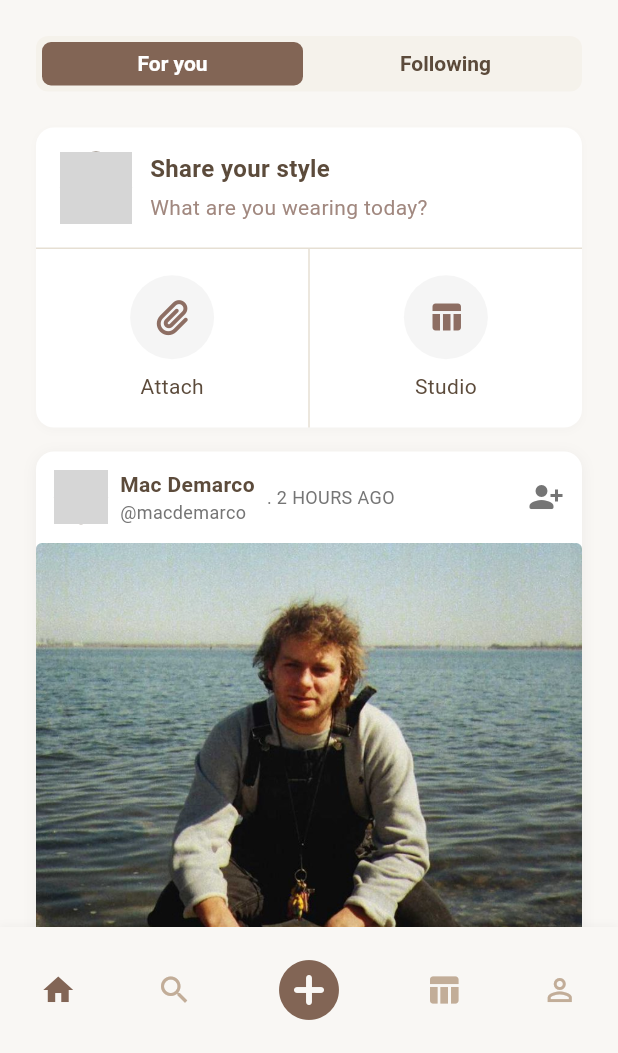
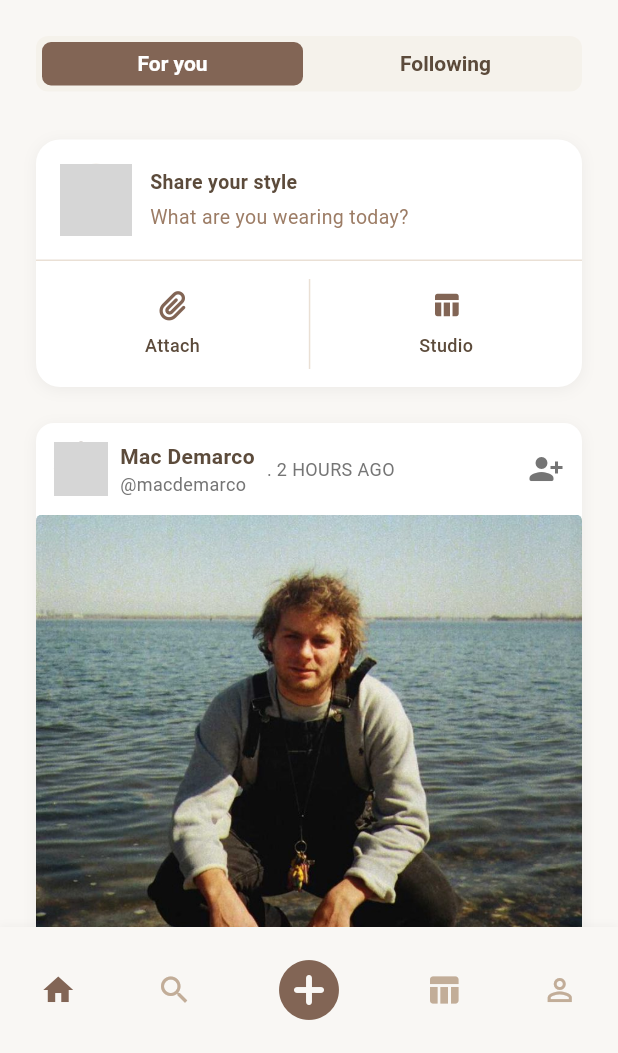
Before and after one commit to yousseftawakal/ubior-app, a Flutter app: the screen it shows after launch, on a phone screen of 412 x 824 dp, the part 183-1236 px from its top. Run offline on Flutter 3.47's test engine with Material 3 defaults, Android fonts, the phone set to English and light mode, and no system bars; our stand-ins replace font_awesome_flutter; network calls fail; grey boxes are pictures that could not be loaded.

Commit message:
i guess i finished this widget

```diff
--- a/lib/widgets/feed/create_post_card.dart
+++ b/lib/widgets/feed/create_post_card.dart
@@ -12,14 +12,14 @@ class CreatePostCard extends StatelessWidget {
   Widget build(BuildContext context) {
     return Container(
       width: double.infinity,
-      height: 200,
+      margin: const EdgeInsets.symmetric(vertical: 8),
       decoration: BoxDecoration(
         color: Colors.white,
-        borderRadius: BorderRadius.circular(12),
+        borderRadius: BorderRadius.circular(16),
         boxShadow: [
           BoxShadow(
-            color: Colors.black.withAlpha(5),
-            blurRadius: 4,
+            color: Color.fromRGBO(0, 0, 0, 0.05),
+            blurRadius: 8,
             offset: const Offset(0, 2),
           ),
         ],
@@ -31,23 +31,30 @@ class CreatePostCard extends StatelessWidget {
           Padding(
             padding: const EdgeInsets.all(16),
             child: Row(
-              crossAxisAlignment: CrossAxisAlignment.start,
+              crossAxisAlignment: CrossAxisAlignment.center,
               children: [
+                // User avatar
                 CircleAvatar(
                   radius: 24,
+                  backgroundColor: AppTheme.secondaryColor,
                   backgroundImage:
                       user.profileImageUrl != null
-                          ? NetworkImage(user.profileImageUrl!)
+                          ? AssetImage(user.profileImageUrl!)
                           : null,
                   child:
                       user.profileImageUrl == null
                           ? Text(
                             user.displayName[0],
-                            style: const TextStyle(fontSize: 20),
+                            style: const TextStyle(
+                              fontSize: 20,
+                              color: AppTheme.primaryColor,
+                              fontWeight: FontWeight.bold,
+                            ),
                           )
                           : null,
                 ),
                 const SizedBox(width: 12),
+                // Text prompt
                 Expanded(
                   child: Column(
                     crossAxisAlignment: CrossAxisAlignment.start,
@@ -56,7 +63,7 @@ class CreatePostCard extends StatelessWidget {
                         'Share your style',
                         style: TextStyle(
                           fontWeight: FontWeight.w600,
-                          fontSize: 16,
+                          fontSize: 13,
                           color: AppTheme.textPrimaryColor,
                         ),
                       ),
@@ -64,8 +71,8 @@ class CreatePostCard extends StatelessWidget {
                       Text(
                         'What are you wearing today?',
                         style: TextStyle(
-                          color: Colors.brown[300],
-                          fontSize: 14,
+                          color: AppTheme.textSecondaryColor,
+                          fontSize: 13,
                         ),
                       ),
                     ],
@@ -76,41 +83,36 @@ class CreatePostCard extends StatelessWidget {
           ),
 
           // Divider
-          Divider(height: 1, thickness: 1, color: Color(0xFFE6DFD3)),
+          Divider(height: 1, thickness: 1, color: AppTheme.dividerColor),
 
-          // Bottom section with buttons and vertical divider - simplified approach
-          Expanded(
+          // Bottom section with buttons
+          Container(
+            height: 84,
+            padding: const EdgeInsets.symmetric(vertical: 12),
             child: Row(
+              mainAxisAlignment: MainAxisAlignment.spaceEvenly,
               children: [
                 // Left button (Attach)
-                Expanded(
-                  child: Center(
-                    child: _buildCircularButton(
+                _buildActionButton(
                   context,
                   label: 'Attach',
                   icon: FontAwesomeIcons.paperclip,
-                      onTap: () {},
-                    ),
-                  ),
+                  onTap: () {
+                    // Handle attach action
+                  },
                 ),
 
                 // Vertical divider
-                Container(
-                  height: double.infinity,
-                  width: 1,
-                  color: Color(0xFFE6DFD3),
-                ),
+                Container(height: 90, width: 1, color: AppTheme.dividerColor),
 
                 // Right button (Studio)
-                Expanded(
-                  child: Center(
-                    child: _buildCircularButton(
+                _buildActionButton(
                   context,
                   icon: Icons.table_chart_rounded,
                   label: 'Studio',
-                      onTap: () {},
-                    ),
-                  ),
+                  onTap: () {
+                    // Handle studio action
+                  },
                 ),
               ],
             ),
@@ -120,34 +122,33 @@ class CreatePostCard extends StatelessWidget {
     );
   }
 
-  Widget _buildCircularButton(
+  Widget _buildActionButton(
     BuildContext context, {
     required IconData icon,
     required String label,
     required VoidCallback onTap,
   }) {
-    return Column(
+    return InkWell(
+      onTap: onTap,
+      borderRadius: BorderRadius.circular(8),
+      child: Padding(
+        padding: const EdgeInsets.symmetric(horizontal: 24, vertical: 4),
+        child: Column(
           mainAxisSize: MainAxisSize.min,
           children: [
-        InkWell(
-          onTap: onTap,
-          borderRadius: BorderRadius.circular(30),
-          child: Container(
-            width: 56,
-            height: 56,
-            decoration: BoxDecoration(
-              color: Colors.grey[100],
-              shape: BoxShape.circle,
-            ),
-            child: Icon(icon, color: Colors.brown[400], size: 24),
-          ),
-        ),
+            Icon(icon, color: AppTheme.primaryColor, size: 20),
             const SizedBox(height: 8),
             Text(
               label,
-          style: TextStyle(color: AppTheme.textPrimaryColor, fontSize: 14),
+              style: TextStyle(
+                color: AppTheme.textPrimaryColor,
+                fontSize: 12,
+                fontWeight: FontWeight.w500,
+              ),
             ),
           ],
+        ),
+      ),
     );
   }
 }
```
Lines whose indentation alone changed are shown as unchanged.
